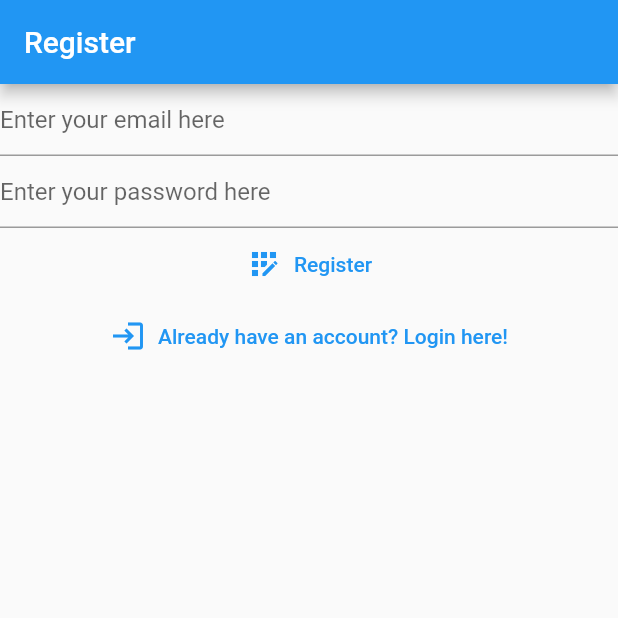
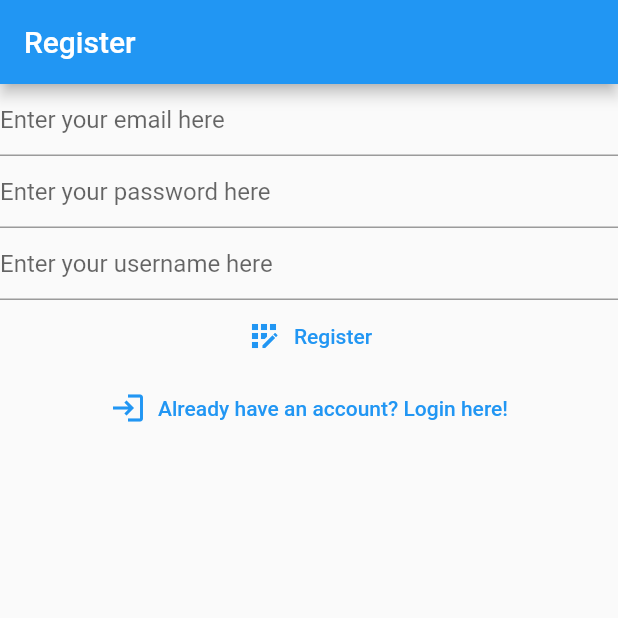
Before and after one commit to alessgen/Learning-Flutter, a Flutter app: the screen it shows after launch, after a tap on "Not registered yet? Register here!", on a phone screen of 412 x 824 dp, the top half of it. Run offline on Flutter 3.47's test engine with Material 2 defaults, Android fonts, the phone set to English and light mode, and no system bars; our stand-ins replace firebase_auth, firebase_core; accounts and stored records are empty; network calls fail.

Commit message:
other changes

```diff
--- a/loginscreen/lib/main.dart
+++ b/loginscreen/lib/main.dart
@@ -5,6 +5,7 @@ import 'package:firebase_core/firebase_core.dart';
 import 'package:loginscreen/views/login_view.dart';
 import 'package:loginscreen/views/register_view.dart';
 import 'package:loginscreen/views/verify_email_view.dart';
+import 'package:loginscreen/views/notes_view.dart';
 
 void main() {
   WidgetsFlutterBinding.ensureInitialized();
@@ -18,6 +19,8 @@ void main() {
       routes: {
         '/login/': (context) => const LoginView(),
         '/register/': (context) => const RegisterView(),
+        '/verify_email/': (context) => const VerifyEmailView(),
+        '/notes/': (context) => const NotesView(),
       },
     ),
   );
@@ -38,14 +41,13 @@ class HomePage extends StatelessWidget {
               final user = FirebaseAuth.instance.currentUser;
               if (user != null) {
                 if (user.emailVerified) {
-                  print('Email is verified');
+                  return const NotesView();
                 } else {
                   return const VerifyEmailView();
                 }
               } else {
                 return const LoginView();
               }
-              return const Text('Done');
             default:
               return const CircularProgressIndicator();
         }
--- a/loginscreen/lib/views/register_view.dart
+++ b/loginscreen/lib/views/register_view.dart
@@ -11,11 +11,13 @@ class RegisterView extends StatefulWidget {
 class _RegisterViewState extends State<RegisterView> {
   late final TextEditingController _email;
   late final TextEditingController _password;
+  late final TextEditingController _username;
 
   @override
   void initState() {
     _email = TextEditingController();
     _password = TextEditingController();
+    _username = TextEditingController();
     super.initState();
   }
 
@@ -23,6 +25,7 @@ class _RegisterViewState extends State<RegisterView> {
   void dispose() {
     _email.dispose();
     _password.dispose();
+    _username.dispose();
     super.dispose();
   }
 
@@ -50,15 +53,28 @@ class _RegisterViewState extends State<RegisterView> {
               hintText: "Enter your password here",
             ),
           ),
+          TextField(
+            controller: _username,
+            enableSuggestions: false,
+            autocorrect: false,
+            keyboardType: TextInputType.name,
+            decoration: const InputDecoration(
+              hintText: "Enter your username here",
+            ),
+          ),
           TextButton.icon(
               onPressed: () async {
                 final email = _email.text;
                 final password = _password.text;
+                final username = _username.text;
+
                 try {
                 final userCredential = await FirebaseAuth.instance.createUserWithEmailAndPassword(
                   email: email,
                   password: password,
-                );
+                ).then((userCredential) {
+                  userCredential.user?.updateDisplayName(username);
+                });
                 print(userCredential);
                 } on FirebaseAuthException catch (e) {
                   if (e.code == 'weak-password') {
@@ -79,7 +95,8 @@ class _RegisterViewState extends State<RegisterView> {
             onPressed: () {
               Navigator.pushNamedAndRemoveUntil(
                 context, '/login/',
-                (route) => false);
+                (route) => false
+                );
             },
             icon: const Icon(Icons.login),
             label: const Text('Already have an account? Login here!'),
--- a/loginscreen/lib/views/verify_email_view.dart
+++ b/loginscreen/lib/views/verify_email_view.dart
@@ -16,7 +16,7 @@ class _VerifyEmailViewState extends State<VerifyEmailView> {
         title: const Text('Verify Email')),
       body: Column(
           children: [
-            Text('Please verify your email address'),
+            const Text('Please verify your email address'),
             TextButton.icon(
               onPressed: () async {
                 final user = FirebaseAuth.instance.currentUser;
```
Also changed, not shown: loginscreen/lib/views/notes_view.dart (added, +34 -0 lines).
